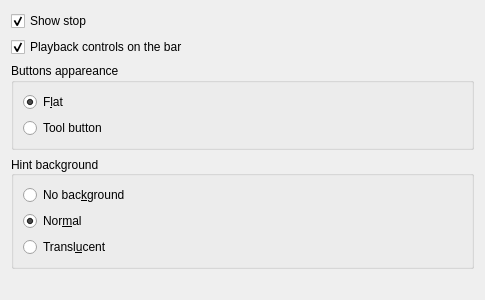
Old version of the form engine/generalconfig.ui in the repository jsmitar/playbar2.
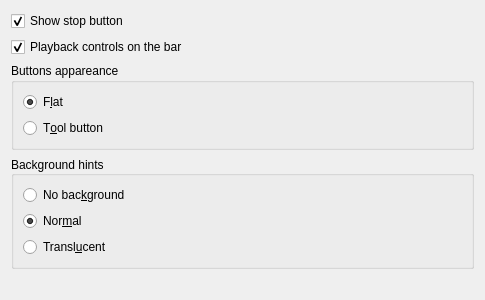
New version of the form.

Diff of the .ui file:
```diff
--- a/engine/generalconfig.ui
+++ b/engine/generalconfig.ui
@@ -31,7 +31,7 @@
      <item>
       <widget class="QCheckBox" name="kcfg_ShowStop">
        <property name="text">
-        <string>Show stop</string>
+        <string>Show stop button</string>
        </property>
        <property name="checked">
         <bool>true</bool>
@@ -88,7 +88,7 @@
            </font>
           </property>
           <property name="text">
-           <string>Tool button</string>
+           <string>T&amp;ool button</string>
           </property>
          </widget>
         </item>
@@ -110,7 +110,7 @@
         <bool>false</bool>
        </property>
        <property name="title">
-        <string>Hint background</string>
+        <string>Background hints</string>
        </property>
        <property name="alignment">
         <set>Qt::AlignLeading|Qt::AlignLeft|Qt::AlignVCenter</set>
@@ -179,8 +179,8 @@
      </property>
      <property name="sizeHint" stdset="0">
       <size>
-       <width>20</width>
-       <height>40</height>
+       <width>100</width>
+       <height>10</height>
       </size>
      </property>
     </spacer>
```
Left out of the diff: 3 changed lines with no effect on the pictures.
